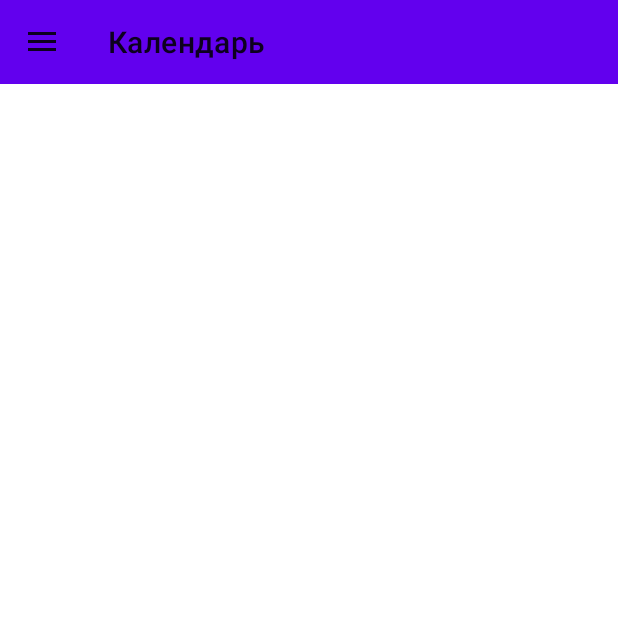
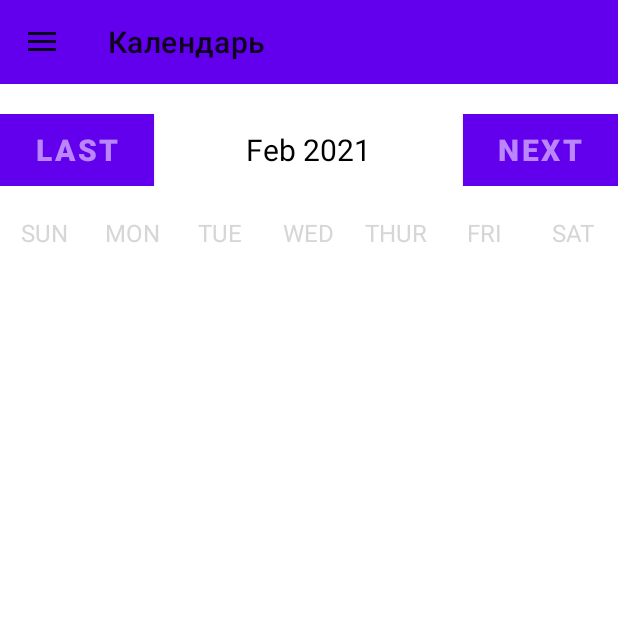
Before and after one commit to Dazai405/Praktika_winter_2022, an Android app: the screen it shows after launch (MainActivity), on a phone screen of 412 x 824 dp, the top half of it. Run offline under Robolectric (Android 15) with nearby library versions, the phone set to English and light mode, and no system bars; our stand-ins replace navigation-ui.

Commit message:
Update calendar.xml

```diff
--- a/src/main/res/layout/calendar.xml
+++ b/src/main/res/layout/calendar.xml
@@ -7,4 +7,119 @@
     tools:context=".Fragment1"
     android:orientation="vertical">
 
+    <LinearLayout
+        android:layout_width="match_parent"
+        android:layout_height="wrap_content"
+        android:orientation="horizontal"
+        android:layout_marginBottom="20dp"
+        android:layout_marginTop="20dp">
+
+        <Button
+            android:layout_width="0dp"
+            android:layout_height="wrap_content"
+            android:layout_weight="1"
+            android:background="@color/white"
+            android:onClick="previousMonthAction"
+            android:text="Last"
+            android:textColor="@color/purple_200"
+            android:textSize="20sp"
+            android:textStyle="bold" />
+
+
+        <TextView
+            android:id="@+id/YearTV"
+            android:layout_width="0dp"
+            android:layout_weight="2"
+            android:layout_height="wrap_content"
+            android:text="Feb 2021"
+            android:textAlignment="center"
+            android:textColor="@color/black"
+            android:textSize="20sp" />
+
+        <Button
+            android:layout_width="0dp"
+            android:layout_height="wrap_content"
+            android:layout_weight="1"
+            android:background="@color/white"
+            android:onClick="nextMonthAction"
+            android:text="Next"
+            android:textColor="@color/purple_200"
+            android:textSize="20sp"
+            android:textStyle="bold" />
+    </LinearLayout>
+
+    <LinearLayout
+        android:layout_width="match_parent"
+        android:layout_height="wrap_content"
+        android:orientation="horizontal">
+
+        <TextView
+            android:layout_width="0dp"
+            android:layout_height="wrap_content"
+            android:layout_weight="1"
+            android:text="SUN"
+            android:textColor="@color/gray"
+            android:textAlignment="center"
+            android:textSize="16sp"/>
+
+        <TextView
+            android:layout_width="0dp"
+            android:layout_height="wrap_content"
+            android:layout_weight="1"
+            android:text="MON"
+            android:textColor="@color/gray"
+            android:textAlignment="center"
+            android:textSize="16sp"/>
+
+        <TextView
+            android:layout_width="0dp"
+            android:layout_height="wrap_content"
+            android:layout_weight="1"
+            android:text="TUE"
+            android:textColor="@color/gray"
+            android:textAlignment="center"
+            android:textSize="16sp"/>
+
+        <TextView
+            android:layout_width="0dp"
+            android:layout_height="wrap_content"
+            android:layout_weight="1"
+            android:text="WED"
+            android:textColor="@color/gray"
+            android:textAlignment="center"
+            android:textSize="16sp"/>
+
+        <TextView
+            android:layout_width="0dp"
+            android:layout_height="wrap_content"
+            android:layout_weight="1"
+            android:text="THUR"
+            android:textColor="@color/gray"
+            android:textAlignment="center"
+            android:textSize="16sp"/>
+
+        <TextView
+            android:layout_width="0dp"
+            android:layout_height="wrap_content"
+            android:layout_weight="1"
+            android:text="FRI"
+            android:textColor="@color/gray"
+            android:textAlignment="center"
+            android:textSize="16sp"/>
+
+        <TextView
+            android:layout_width="0dp"
+            android:layout_height="wrap_content"
+            android:layout_weight="1"
+            android:text="SAT"
+            android:textColor="@color/gray"
+            android:textAlignment="center"
+            android:textSize="16sp"/>
+    </LinearLayout>
+
+    <androidx.recyclerview.widget.RecyclerView
+        android:id="@+id/calendarRecyclerView"
+        android:layout_width="match_parent"
+        android:layout_height="wrap_content" />
+
 </LinearLayout>
```
